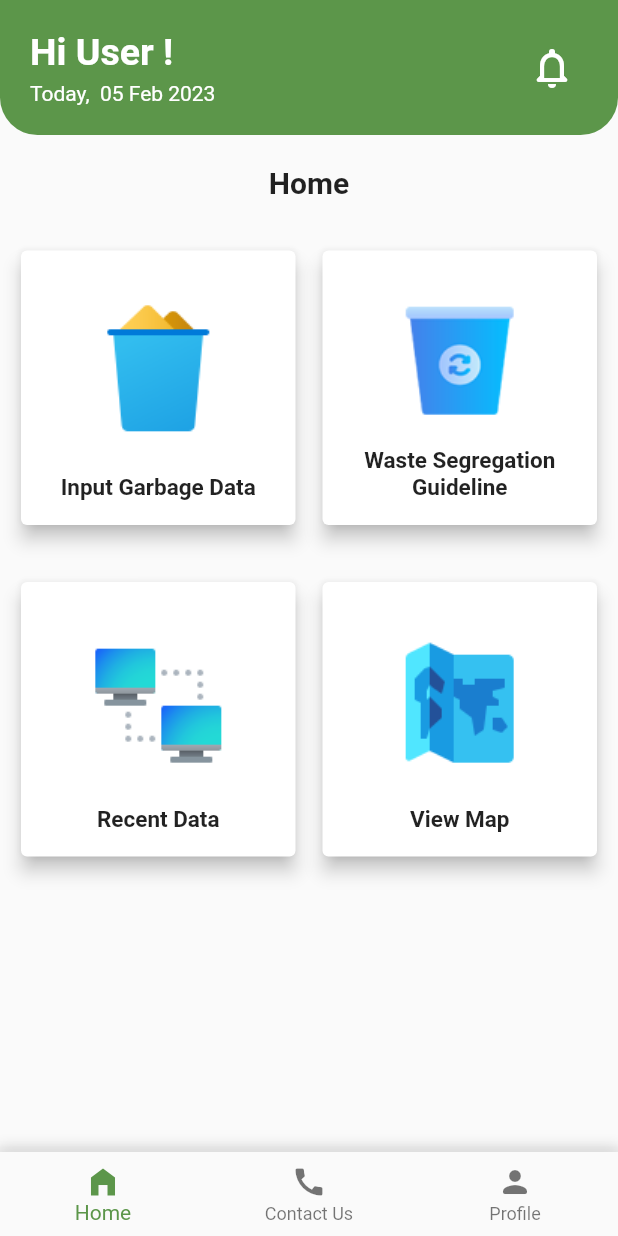
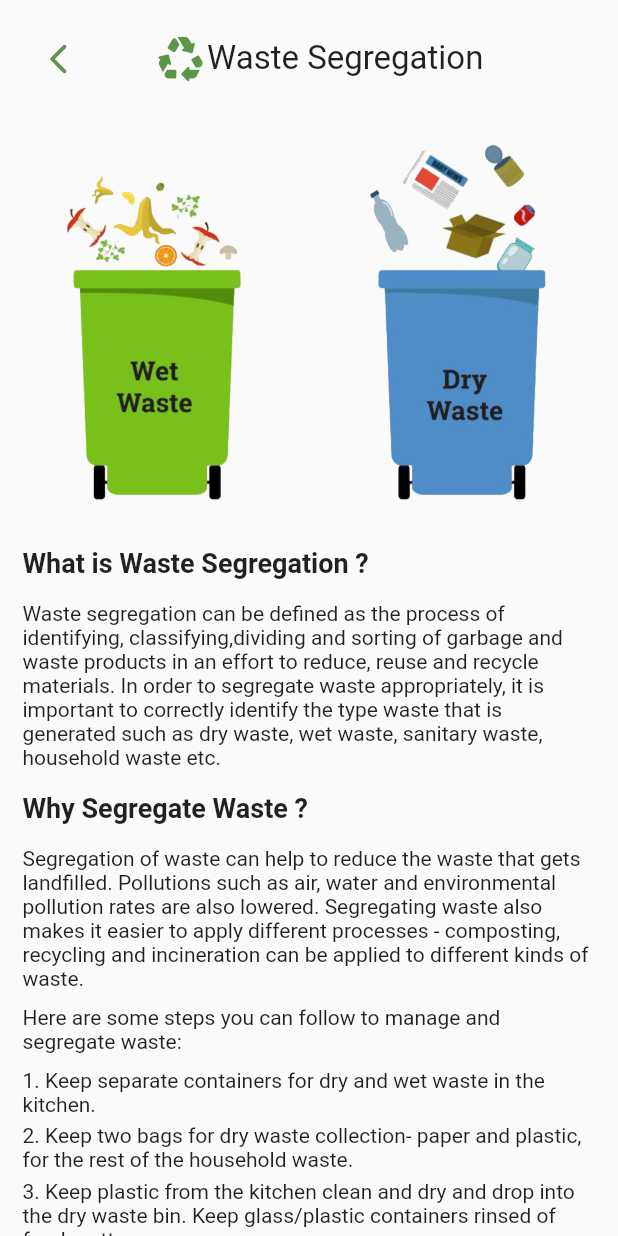
Before and after one commit to EziOPratikk/Garbage-Master, a Flutter app: the screen it shows after launch, after a tap on "Waste Segregation Guideline", on a phone screen of 412 x 824 dp. Run offline on Flutter 3.47's test engine with Material 2 defaults, Android fonts, the phone set to English and light mode, and no system bars; our stand-ins replace dio, flutter_dotenv, image_picker, location, shared_preferences; missing offline and left inert: mapbox_gl.

Commit message:
Static Part Done

```diff
--- a/lib/UI/homepage/widgets/contact_page.dart
+++ b/lib/UI/homepage/widgets/contact_page.dart
@@ -13,7 +13,7 @@ class ContactPage extends StatelessWidget {
           child: ListView(
             children: [
               _header(context),
-              const SizedBox(height: 20),
+              const SizedBox(height: 30),
               _body(context),
               Divider(
                 color: Theme.of(context).primaryColor,
@@ -32,7 +32,7 @@ class ContactPage extends StatelessWidget {
 
 _header(context) {
   return Padding(
-    padding: const EdgeInsets.only(top: 20),
+    padding: const EdgeInsets.only(top: 30),
     child: Column(
       children: [
         const Text(
@@ -125,7 +125,7 @@ _body(context) {
             ),
           ),
         ),
-        const SizedBox(height: 10),
+        const SizedBox(height: 15),
       ],
     ),
   );
--- a/lib/UI/homepage/widgets/data_input_page.dart
+++ b/lib/UI/homepage/widgets/data_input_page.dart
@@ -40,7 +40,7 @@ class DataInputPage extends StatelessWidget {
                 const Text('Thank you for participating in our program'),
                 const Text(
                     'By following us you too are contributing for this society'),
-                const SizedBox(height: 10),
+                const SizedBox(height: 15),
                 InputCard(
                   Image.asset(
                     'assets/images/plastic.png',
@@ -55,6 +55,7 @@ class DataInputPage extends StatelessWidget {
                     decoration: textInputDecoration,
                   ),
                 ),
+                const SizedBox(height: 15),
                 InputCard(
                   Image.asset(
                     'assets/images/bigbag.png',
@@ -69,6 +70,7 @@ class DataInputPage extends StatelessWidget {
                     decoration: textInputDecoration,
                   ),
                 ),
+                const SizedBox(height: 15),
                 InputCard(
                   Image.asset(
                     'assets/images/bin.png',
@@ -83,6 +85,7 @@ class DataInputPage extends StatelessWidget {
                     decoration: textInputDecoration,
                   ),
                 ),
+                const SizedBox(height: 15),
                 InputCard(
                   Image.asset(
                     'assets/images/sack.png',
--- a/lib/UI/homepage/widgets/home_page.dart
+++ b/lib/UI/homepage/widgets/home_page.dart
@@ -2,6 +2,8 @@ import 'package:flutter/material.dart';
 import 'package:intl/intl.dart';
 
 import './data_input_page.dart';
+import './waste_segregation.dart';
+import './recent_data.dart';
 import '../../../map/screens/WardMap.dart';
 
 class HomePage extends StatefulWidget {
@@ -107,12 +109,26 @@ class _HomePageState extends State<HomePage> {
                   HomepageItemWidget(
                     imgSrc: "assets/images/waste.png",
                     title: "Waste Segregation Guideline",
-                    tapFunc: () {},
+                    tapFunc: () {
+                      Navigator.push(
+                        context,
+                        MaterialPageRoute(
+                          builder: (context) => WasteSegregation(),
+                        ),
+                      );
+                    },
                   ),
                   HomepageItemWidget(
                     imgSrc: "assets/images/wastedata.png",
                     title: "Recent Data",
-                    tapFunc: () {},
+                    tapFunc: () {
+                      Navigator.push(
+                        context,
+                        MaterialPageRoute(
+                          builder: (context) => RecentData(),
+                        ),
+                      );
+                    },
                   ),
                   HomepageItemWidget(
                     imgSrc: "assets/images/map.png",
--- a/lib/UI/homepage/widgets/input_card.dart
+++ b/lib/UI/homepage/widgets/input_card.dart
@@ -13,7 +13,7 @@ class InputCard extends StatelessWidget {
   @override
   Widget build(BuildContext context) {
     return Card(
-      elevation: 6,
+      elevation: 4,
       child: Row(
         crossAxisAlignment: CrossAxisAlignment.start,
         children: [
--- /dev/null
+++ b/lib/UI/homepage/widgets/waste_segregation.dart
@@ -0,0 +1,104 @@
+import 'package:flutter/material.dart';
+
+class WasteSegregation extends StatelessWidget {
+  const WasteSegregation({super.key});
+
+  @override
+  Widget build(BuildContext context) {
+    return SafeArea(
+      child: Scaffold(
+        body: SingleChildScrollView(
+          child: Container(
+            margin: const EdgeInsets.all(15),
+            child: Column(
+              children: [
+                Row(
+                  children: [
+                    IconButton(
+                      color: Theme.of(context).primaryColor,
+                      icon: const Icon(Icons.arrow_back_ios_new_rounded),
+                      onPressed: () {
+                        Navigator.pop(context);
+                      },
+                    ),
+                    const SizedBox(width: 40),
+                    Icon(
+                      Icons.recycling_rounded,
+                      color: Theme.of(context).primaryColor,
+                      size: 35,
+                    ),
+                    const Text(
+                      'Waste Segregation',
+                      style: TextStyle(fontSize: 22),
+                    ),
+                  ],
+                ),
+                const SizedBox(height: 30),
+                SizedBox(
+                  width: MediaQuery.of(context).size.width * 0.8,
+                  child: Image.asset(
+                    'assets/images/Waste Segregation.png',
+                    fit: BoxFit.cover,
+                  ),
+                ),
+                const SizedBox(height: 30),
+                Column(
+                  crossAxisAlignment: CrossAxisAlignment.start,
+                  children: const [
+                    Text(
+                      'What is Waste Segregation ?',
+                      style: TextStyle(
+                        fontWeight: FontWeight.bold,
+                        fontSize: 18,
+                      ),
+                    ),
+                    SizedBox(height: 15),
+                    Text(
+                      'Waste segregation can be defined as the process of identifying, classifying,dividing and sorting of garbage and waste products in an effort to reduce, reuse and recycle materials. In order to segregate waste appropriately, it is important to correctly identify the type waste that is generated such as dry waste, wet waste, sanitary waste, household waste etc.',
+                    ),
+                    SizedBox(height: 15),
+                    Text(
+                      'Why Segregate Waste ?',
+                      style: TextStyle(
+                        fontWeight: FontWeight.bold,
+                        fontSize: 18,
+                      ),
+                    ),
+                    SizedBox(height: 15),
+                    Text(
+                      'Segregation of waste can help to reduce the waste that gets landfilled. Pollutions such as air, water and environmental pollution rates are also lowered. Segregating waste also makes it easier to apply different processes - composting, recycling and incineration can be applied to different kinds of waste.',
+                    ),
+                    SizedBox(height: 10),
+                    Text(
+                      'Here are some steps you can follow to manage and segregate waste:',
+                    ),
+                    SizedBox(height: 10),
+                    Text(
+                      '1. Keep separate containers for dry and wet waste in the kitchen.',
+                    ),
+                    SizedBox(height: 5),
+                    Text(
+                      '2. Keep two bags for dry waste collection- paper and plastic, for the rest of the household waste.',
+                    ),
+                    SizedBox(height: 5),
+                    Text(
+                      '3. Keep plastic from the kitchen clean and dry and drop into the dry waste bin. Keep glass/plastic containers rinsed of food matter.',
+                    ),
+                    SizedBox(height: 5),
+                    Text(
+                      '4. Send wet waste out of your home daily. Store and send dry waste out of the home, once a week.',
+                    ),
+                    SizedBox(height: 5),
+                    Text(
+                      '5. Keep a paper bag for throwing the sanitary waste.',
+                    ),
+                  ],
+                ),
+              ],
+            ),
+          ),
+        ),
+      ),
+    );
+  }
+}
--- a/lib/UI/login_&_register/widgets/terms_&_condtions.dart
+++ b/lib/UI/login_&_register/widgets/terms_&_condtions.dart
@@ -81,10 +81,12 @@ class TermsConditions extends StatelessWidget {
             ),
             const SizedBox(height: 15),
             const Text(
-                '4. Any changes or additions to the Specified Service or certain Conditions must be agreed in writing by the Company and the Client.'),
+              '4. Any changes or additions to the Specified Service or certain Conditions must be agreed in writing by the Company and the Client.',
+            ),
             const SizedBox(height: 15),
             const Text(
-                '5. Garbage Master will use its best endeavours to provide the Specified Service on the date and time that has been scheduled but accepts no liability or loss resulting from late or delayed arrival to the desired location.'),
+              '5. Garbage Master will use its best endeavours to provide the Specified Service on the date and time that has been scheduled but accepts no liability or loss resulting from late or delayed arrival to the desired location.',
+            ),
           ],
         ),
       ),
--- a/pubspec.yaml
+++ b/pubspec.yaml
@@ -38,6 +38,7 @@ dependencies:
   location: ^4.4.0
   shared_preferences: ^2.0.17
   http: ^0.13.5
+  image_picker: ^0.8.6+1
 
 
 
```
Also changed, not shown: lib/UI/homepage/widgets/profile_page.dart (+84 -7 lines), lib/UI/homepage/widgets/recent_data.dart (added, +42 -0 lines), lib/UI/login_&_register/widgets/register_page.dart (+71 -7 lines), lib/UI/progress_indicator_widget.dart (added, +14 -0 lines), assets/images/Waste Segregation.png (added), assets/images/recycle-bin.png (added), pubspec.lock.
